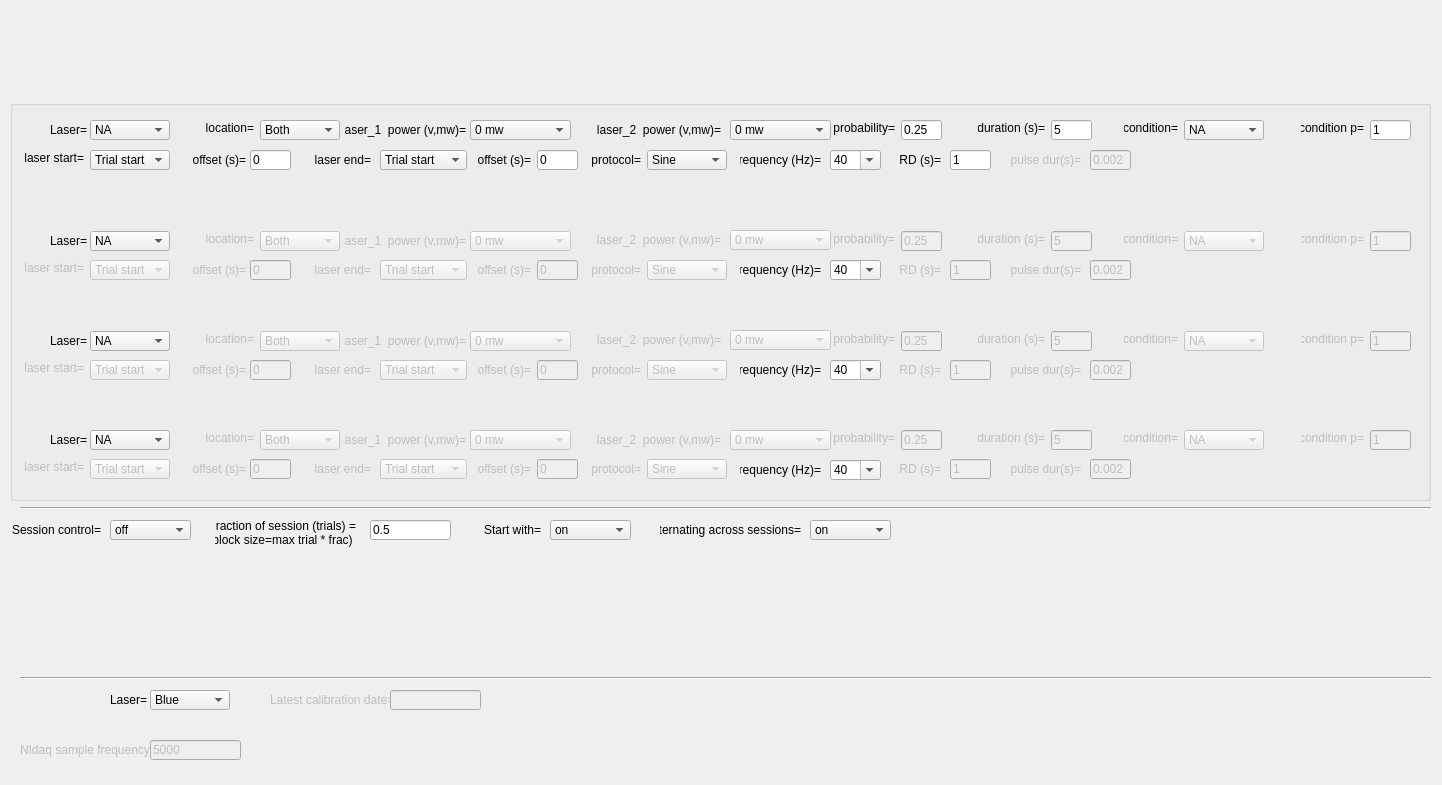
AllenNeuralDynamics/dynamic-foraging-task, file src/foraging_gui/Optogenetics.ui: the form before one commit.
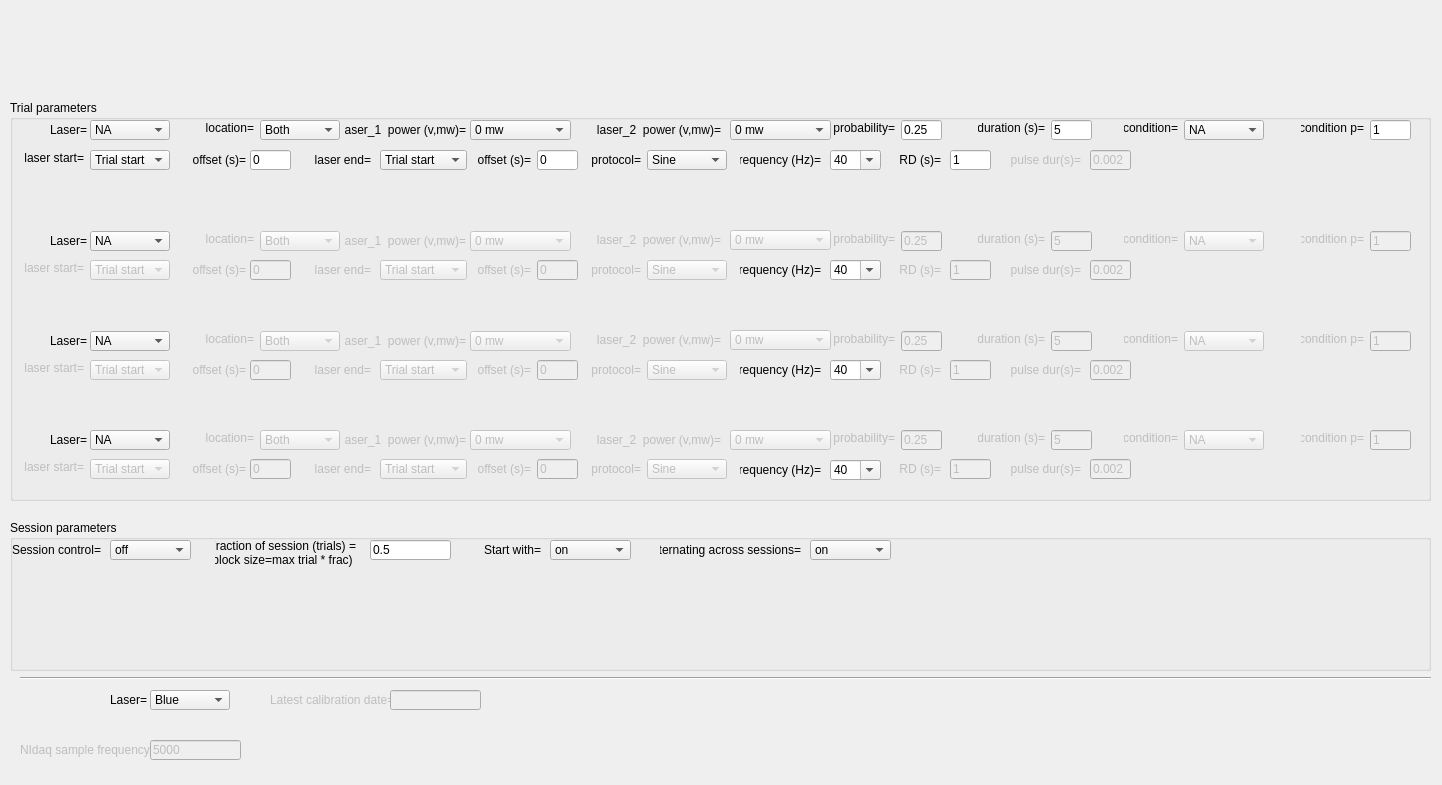
The form after the commit.

Patch:
```diff
--- a/src/foraging_gui/Optogenetics.ui
+++ b/src/foraging_gui/Optogenetics.ui
@@ -3571,7 +3571,7 @@
     </rect>
    </property>
    <property name="title">
-    <string/>
+    <string>Trial parameters</string>
    </property>
   </widget>
   <widget class="QLabel" name="label1_20">
@@ -3676,24 +3676,11 @@
     <enum>Qt::Horizontal</enum>
    </property>
   </widget>
-  <widget class="Line" name="line_2">
-   <property name="geometry">
-    <rect>
-     <x>20</x>
-     <y>500</y>
-     <width>1411</width>
-     <height>16</height>
-    </rect>
-   </property>
-   <property name="orientation">
-    <enum>Qt::Horizontal</enum>
-   </property>
-  </widget>
   <widget class="QComboBox" name="SessionAlternating">
    <property name="geometry">
     <rect>
      <x>810</x>
-     <y>520</y>
+     <y>540</y>
      <width>81</width>
      <height>20</height>
     </rect>
@@ -3722,7 +3709,7 @@
    <property name="geometry">
     <rect>
      <x>660</x>
-     <y>520</y>
+     <y>540</y>
      <width>141</width>
      <height>20</height>
     </rect>
@@ -3741,7 +3728,7 @@
    <property name="geometry">
     <rect>
      <x>215</x>
-     <y>516</y>
+     <y>536</y>
      <width>141</width>
      <height>20</height>
     </rect>
@@ -3760,7 +3747,7 @@
    <property name="geometry">
     <rect>
      <x>370</x>
-     <y>520</y>
+     <y>540</y>
      <width>81</width>
      <height>20</height>
     </rect>
@@ -3773,7 +3760,7 @@
    <property name="geometry">
     <rect>
      <x>480</x>
-     <y>520</y>
+     <y>540</y>
      <width>61</width>
      <height>20</height>
     </rect>
@@ -3792,7 +3779,7 @@
    <property name="geometry">
     <rect>
      <x>550</x>
-     <y>520</y>
+     <y>540</y>
      <width>81</width>
      <height>20</height>
     </rect>
@@ -3821,7 +3808,7 @@
    <property name="geometry">
     <rect>
      <x>110</x>
-     <y>520</y>
+     <y>540</y>
      <width>81</width>
      <height>20</height>
     </rect>
@@ -3853,7 +3840,7 @@
    <property name="geometry">
     <rect>
      <x>10</x>
-     <y>520</y>
+     <y>540</y>
      <width>91</width>
      <height>20</height>
     </rect>
@@ -3900,7 +3887,7 @@
    <property name="geometry">
     <rect>
      <x>215</x>
-     <y>530</y>
+     <y>550</y>
      <width>141</width>
      <height>20</height>
     </rect>
@@ -3915,6 +3902,20 @@
     <set>Qt::AlignRight|Qt::AlignTrailing|Qt::AlignVCenter</set>
    </property>
   </widget>
+  <widget class="QGroupBox" name="groupBox">
+   <property name="geometry">
+    <rect>
+     <x>10</x>
+     <y>520</y>
+     <width>1421</width>
+     <height>151</height>
+    </rect>
+   </property>
+   <property name="title">
+    <string>Session parameters</string>
+   </property>
+  </widget>
+  <zorder>groupBox</zorder>
   <zorder>OptoPar</zorder>
   <zorder>Laser_1</zorder>
   <zorder>label1_2</zorder>
```
Left out of the diff: 1 changed line with no effect on the pictures.
